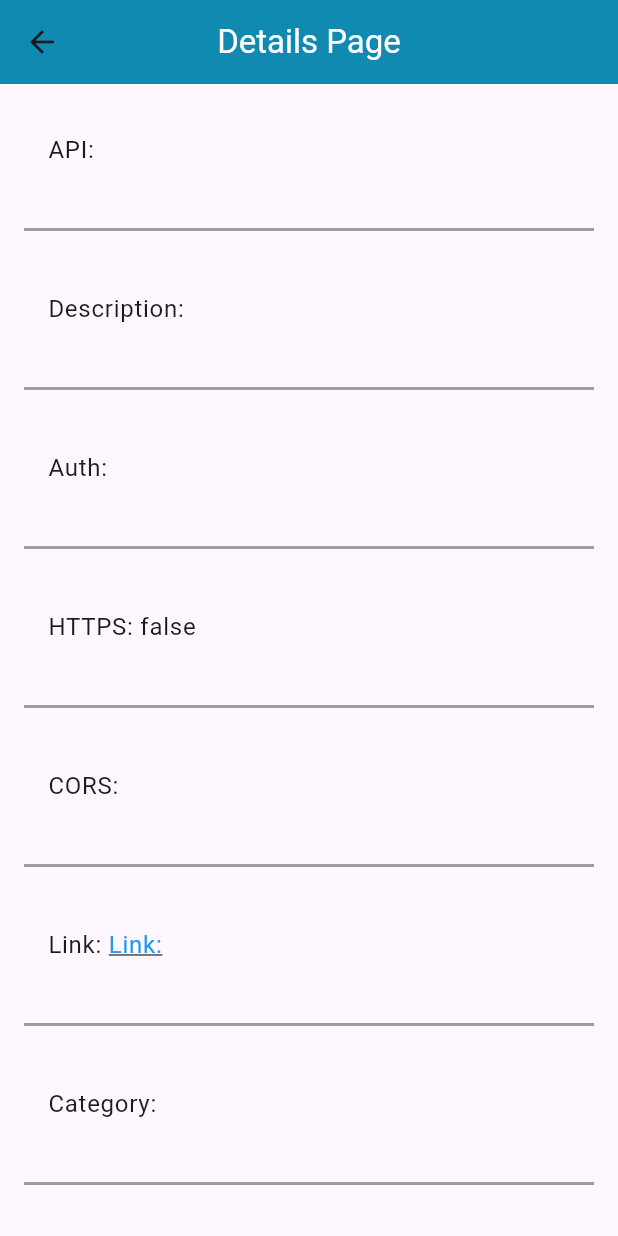
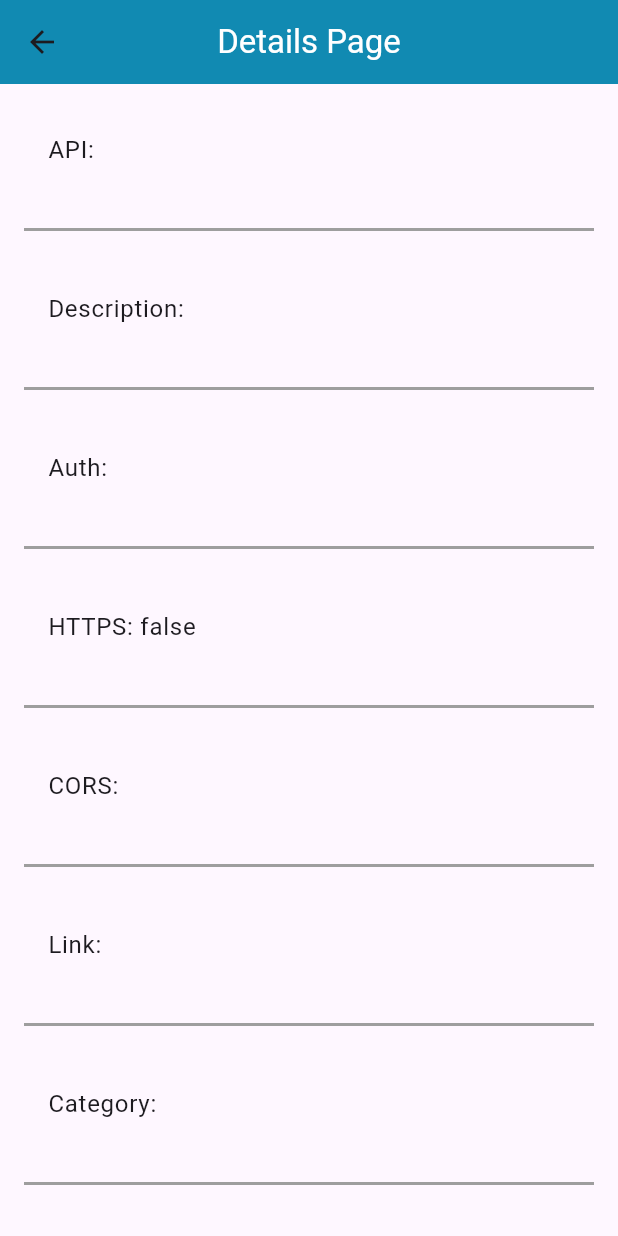
Before and after one commit to Zaid-R/URL-launcher-example, a Flutter app: the DetailsPage screen opened directly with empty values, on a phone screen of 412 x 824 dp. Run offline on Flutter 3.47's test engine with Material 3 defaults, Android fonts, the phone set to English and light mode, and no system bars; network calls fail.

Commit message:
fix error in link in details_page.dart

```diff
--- a/lib/pages/details_page.dart
+++ b/lib/pages/details_page.dart
@@ -45,7 +45,7 @@ class DetailsPage extends StatelessWidget {
                       _launchURL(Uri.parse(website.link));
                     },
                     child: Text(
-                      'Link: ${website.link}',
+                      website.link,
                        overflow: TextOverflow.clip,
                       style: const TextStyle(
                         color: Colors.blue,
```
Also changed, not shown: 1 other file.
